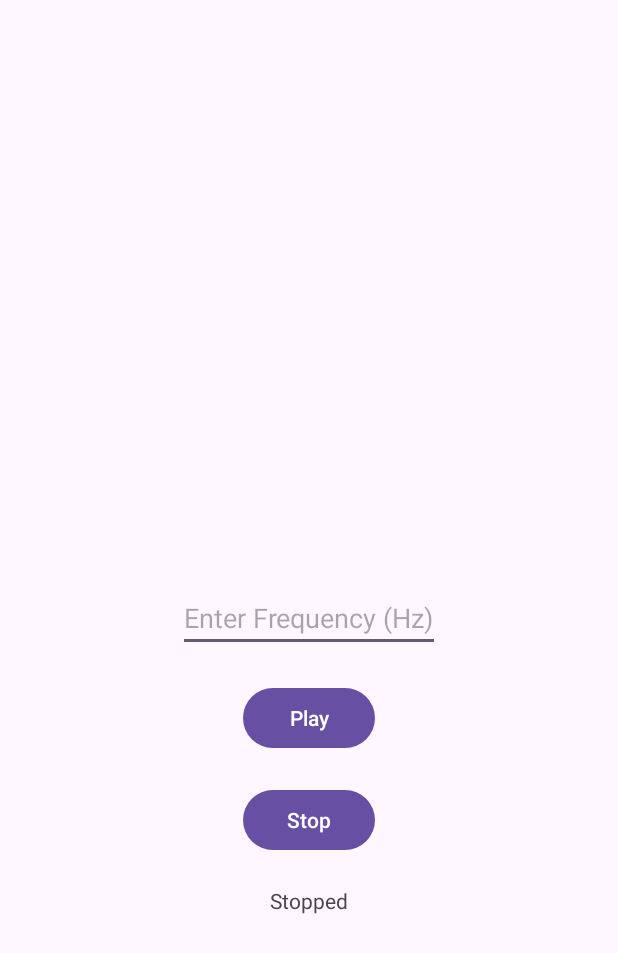
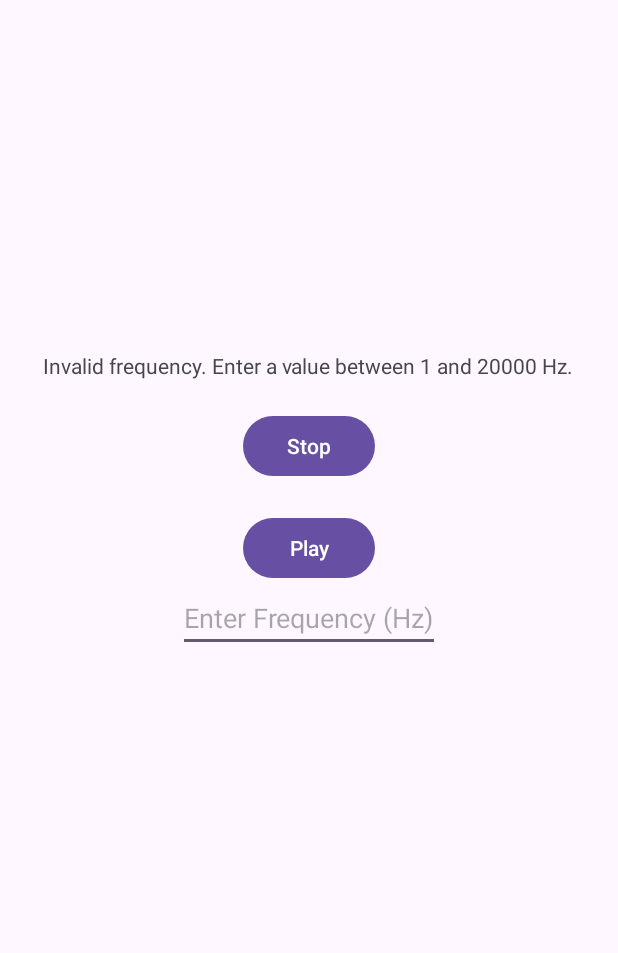
Before and after one commit to CheapPizza/FreqGenAndroid, an Android app: the screen it shows after launch (MainActivity), after a tap on "Stop", on a phone screen of 412 x 824 dp. Shown: the top 953 px of the screen. Run offline under Robolectric (Android 15) with nearby library versions, the phone set to English and light mode, and no system bars; 1 other tap on this screen came first.

Commit message:
change button layout

```diff
--- a/app/src/main/java/com/example/frequencygenerator/MainActivity.kt
+++ b/app/src/main/java/com/example/frequencygenerator/MainActivity.kt
@@ -35,7 +35,6 @@ class MainActivity : AppCompatActivity() {
             if (frequency != null && frequency in 1..20000) {
                 frequencyTextView.text = "Current Frequency: $frequency Hz"
                 playFrequency(frequency)
-                frequencyEditText.text.clear() // Clear the text field
             } else {
                 Log.d(TAG, "Invalid frequency input")
                 frequencyTextView.text = "Invalid frequency. Enter a value between 1 and 20000 Hz."
@@ -44,9 +43,7 @@ class MainActivity : AppCompatActivity() {
 
         stopButton.setOnClickListener {
             stopFrequency()
-            frequencyTextView.text = "Stopped"
         }
-        frequencyTextView.text = "Enter a frequency between 1Hz to 20000Hz"
     }
 
     private fun playFrequency(frequency: Int) {
--- a/app/src/main/res/layout/activity_main.xml
+++ b/app/src/main/res/layout/activity_main.xml
@@ -9,17 +9,16 @@
         android:id="@+id/frequencyEditText"
         android:layout_width="wrap_content"
         android:layout_height="wrap_content"
+        android:layout_centerInParent="true"
         android:hint="Enter Frequency (Hz)"
-        android:inputType="number"
-        android:layout_centerHorizontal="true"
-        android:layout_centerVertical="true"/>
+        android:inputType="number" />
 
     <Button
         android:id="@+id/playButton"
         android:layout_width="wrap_content"
         android:layout_height="wrap_content"
         android:text="Play"
-        android:layout_below="@id/frequencyEditText"
+        android:layout_above="@id/frequencyEditText"
         android:layout_centerHorizontal="true"
         android:layout_marginTop="20dp"/>
 
@@ -28,7 +27,7 @@
         android:layout_width="wrap_content"
         android:layout_height="wrap_content"
         android:text="Stop"
-        android:layout_below="@id/playButton"
+        android:layout_above="@id/playButton"
         android:layout_centerHorizontal="true"
         android:layout_marginTop="20dp"/>
 
@@ -36,8 +35,8 @@
         android:id="@+id/frequencyTextView"
         android:layout_width="wrap_content"
         android:layout_height="wrap_content"
-        android:text="Current Frequency: 440 Hz"
-        android:layout_below="@id/stopButton"
+        android:text="Enter a frequency to start"
+        android:layout_above="@id/stopButton"
         android:layout_centerHorizontal="true"
         android:layout_marginTop="20dp"/>
 </RelativeLayout>
```
